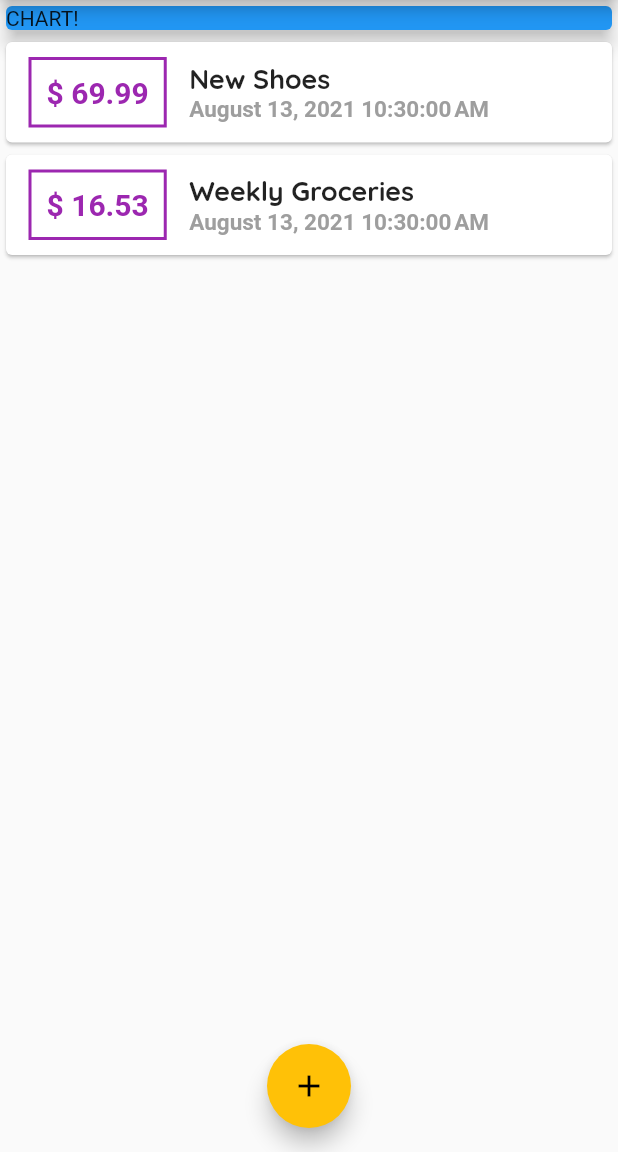
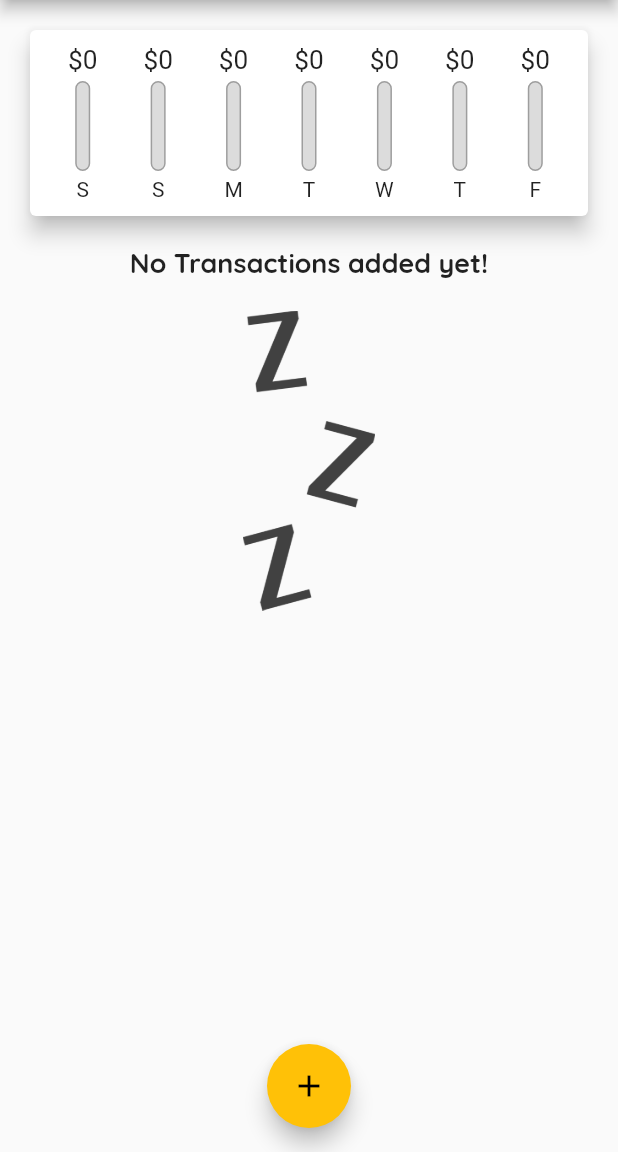
Before and after one commit to myamann/Expenses-App-Flutter, a Flutter app: the screen it shows after launch, on a phone screen of 412 x 824 dp, the part 84-1236 px from its top. Run offline on Flutter 3.47's test engine with Material 2 defaults, Android fonts, the phone set to English and light mode, and no system bars.

Commit message:
chart widget update

```diff
--- a/lib/main.dart
+++ b/lib/main.dart
@@ -1,7 +1,9 @@
 import 'package:flutter/material.dart';
+
 import './widgets/transaction_list.dart';
 import './widgets/new_transaction.dart';
 import './models/transaction.dart';
+import './widgets/chart.dart';
 
 void main() => runApp(MyApp());
 
@@ -44,19 +46,29 @@ class MyHomePage extends StatefulWidget {
 
 class _MyHomePageState extends State<MyHomePage> {
   final List<Transaction> _userTransactions = [
-    Transaction(
-      id: 't1',
-      title: 'New Shoes',
-      amount: 69.99,
-      date: DateTime.now(),
-    ),
-    Transaction(
-      id: 't2',
-      title: 'Weekly Groceries',
-      amount: 16.53,
-      date: DateTime.now(),
-    ),
+    // Transaction(
+    //   id: 't1',
+    //   title: 'New Shoes',
+    //   amount: 69.99,
+    //   date: DateTime.now(),
+    // ),
+    // Transaction(
+    //   id: 't2',
+    //   title: 'Weekly Groceries',
+    //   amount: 16.53,
+    //   date: DateTime.now(),
+    // ),
   ];
+
+  List<Transaction> get _recentTransactions {
+    return _userTransactions.where((tx) {
+      return tx.date.isAfter(
+        DateTime.now().subtract(
+          Duration(days: 7),
+        ),
+      );
+    }).toList();
+  }
 
   void _addNewTransaction(String txTitle, double txAmount) {
     final newTx = Transaction(
@@ -101,14 +113,7 @@ class _MyHomePageState extends State<MyHomePage> {
           // mainAxisAlignment: MainAxisAlignment.start,
           crossAxisAlignment: CrossAxisAlignment.stretch,
           children: <Widget>[
-            Container(
-              width: double.infinity,
-              child: Card(
-                color: Colors.blue,
-                child: Text('CHART!'),
-                elevation: 5,
-              ),
-            ),
+            Chart(_recentTransactions),
             TransactionList(_userTransactions),
           ],
         ),
--- /dev/null
+++ b/lib/widgets/chart.dart
@@ -0,0 +1,62 @@
+import 'package:flutter/material.dart';
+import '../models/transaction.dart';
+import 'package:intl/intl.dart';
+import './chart_bar.dart';
+
+class Chart extends StatelessWidget {
+  final List<Transaction> recentTransactions;
+
+  Chart(this.recentTransactions);
+
+  List<Map<String, Object>> get groupedTransactionValues {
+    return List.generate(7, (index) {
+      final weekDay = DateTime.now().subtract(
+        Duration(days: index),
+      );
+      double totalSum = 0;
+
+      for (var i = 0; i < recentTransactions.length; i++) {
+        if (recentTransactions[i].date.day == weekDay.day &&
+            recentTransactions[i].date.month == weekDay.month &&
+            recentTransactions[i].date.year == weekDay.year) {
+          totalSum += recentTransactions[i].amount;
+        }
+      }
+      return {
+        'day': DateFormat.E().format(weekDay).substring(0, 1),
+        'amount': totalSum,
+      };
+    }).reversed.toList();
+  }
+
+  double get totalSpending {
+    return groupedTransactionValues.fold(0.0, (sum, data) {
+      return sum + (data['amount'] as double);
+    });
+  }
+
+  @override
+  Widget build(BuildContext context) {
+    return Card(
+      elevation: 6,
+      margin: EdgeInsets.all(20),
+      child: Padding(
+        padding: EdgeInsets.all(10),
+        child: Row(
+          mainAxisAlignment: MainAxisAlignment.spaceAround,
+          children: groupedTransactionValues.map((data) {
+            return Flexible(
+              fit: FlexFit.tight,
+              child: ChartBar(
+                  (data['day'] as String),
+                  (data['amount'] as double),
+                  totalSpending == 0.0
+                      ? 0.0
+                      : (data['amount'] as double) / totalSpending),
+            );
+          }).toList(),
+        ),
+      ),
+    );
+  }
+}
--- /dev/null
+++ b/lib/widgets/chart_bar.dart
@@ -0,0 +1,53 @@
+import 'package:flutter/material.dart';
+
+class ChartBar extends StatelessWidget {
+  final String label;
+  final double spendingAmount;
+  final double spendingPctOfTotal;
+
+  ChartBar(this.label, this.spendingAmount, this.spendingPctOfTotal);
+
+  @override
+  Widget build(BuildContext context) {
+    return Column(
+      children: <Widget>[
+        Container(
+          height: 20,
+          child: FittedBox(
+            child: Text('\$${spendingAmount.toStringAsFixed(0)}'),
+          ),
+        ),
+        SizedBox(
+          height: 4,
+        ),
+        Container(
+          height: 60,
+          width: 10,
+          child: Stack(
+            children: <Widget>[
+              Container(
+                decoration: BoxDecoration(
+                  border: Border.all(color: Colors.grey, width: 1.0),
+                  color: Color.fromRGBO(220, 220, 220, 1),
+                  borderRadius: BorderRadius.circular(20),
+                ),
+              ),
+              FractionallySizedBox(
+                heightFactor: spendingPctOfTotal,
+                child: Container(
+                  decoration: BoxDecoration(
+                      color: Theme.of(context).primaryColor,
+                      borderRadius: BorderRadius.circular(10)),
+                ),
+              )
+            ],
+          ),
+        ),
+        SizedBox(
+          height: 4,
+        ),
+        Text(label),
+      ],
+    );
+  }
+}
--- a/lib/widgets/transaction_list.dart
+++ b/lib/widgets/transaction_list.dart
@@ -12,43 +12,43 @@ class TransactionList extends StatelessWidget {
   Widget build(BuildContext context) {
     return Container(
       height: 300,
-      child: ListView.builder(
+      child: transactions.isEmpty
+          ? Column(
+              children: <Widget>[
+                Text(
+                  'No Transactions added yet!',
+                  style: Theme.of(context).textTheme.title,
+                ),
+                SizedBox(
+                  height: 20,
+                ),
+                Container(
+                  height: 200,
+                  child: Image.asset('assets/images/waiting.png',
+                      fit: BoxFit.cover),
+                )
+              ],
+            )
+          : ListView.builder(
               itemBuilder: (ctx, index) {
                 return Card(
-            child: Row(
-              children: <Widget>[
-                Container(
-                  margin: EdgeInsets.symmetric(vertical: 10, horizontal: 15),
-                  decoration: BoxDecoration(
-                      border: Border.all(
-                          color: Theme.of(context).primaryColor, width: 2)),
-                  padding: EdgeInsets.all(10),
-                  child: Text(
-                    '\$ ${transactions[index].amount.toStringAsFixed(2)}',
-                    style: TextStyle(
-                      fontWeight: FontWeight.bold,
-                      fontSize: 20,
-                      color: Theme.of(context).primaryColor,
+                  elevation: 5,
+                  margin: EdgeInsets.symmetric(vertical: 8, horizontal: 5),
+                  child: ListTile(
+                    leading: CircleAvatar(
+                      radius: 30,
+                      child: Padding(
+                        padding: EdgeInsets.all(6),
+                        child: FittedBox(
+                          child: Text('\$${transactions[index].amount}'),
                         ),
                       ),
                     ),
-                Column(
-                  crossAxisAlignment: CrossAxisAlignment.start,
-                  children: <Widget>[
-                    Text(
-                      transactions[index].title,
-                      style: Theme.of(context).textTheme.title,
+                    title: Text(transactions[index].title,
+                        style: Theme.of(context).textTheme.title),
+                    subtitle: Text(
+                      DateFormat.yMMMd().format(transactions[index].date),
                     ),
-                    Text(
-                      DateFormat().format(transactions[index].date),
-                      style: TextStyle(
-                          fontWeight: FontWeight.bold,
-                          fontSize: 15,
-                          color: Colors.grey),
-                    ),
-                  ],
-                )
-              ],
                   ),
                 );
               },
--- a/pubspec.yaml
+++ b/pubspec.yaml
@@ -46,8 +46,8 @@ flutter:
   uses-material-design: true
 
   # To add assets to your application, add an assets section, like this:
-  # assets:
-  #   - images/a_dot_burr.jpeg
+  assets:
+    - assets/images/waiting.png
   #   - images/a_dot_ham.jpeg
 
   # An image asset can refer to one or more resolution-specific "variants", see
```
Also changed, not shown: assets/images/waiting.png (added). Lines whose indentation alone changed are shown as unchanged.
